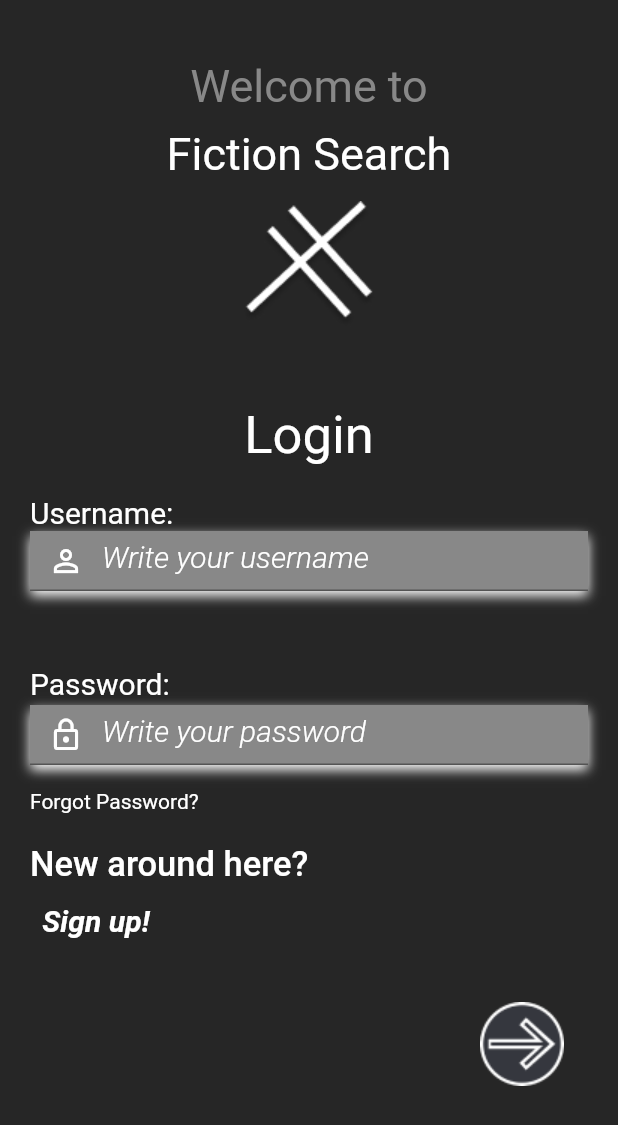
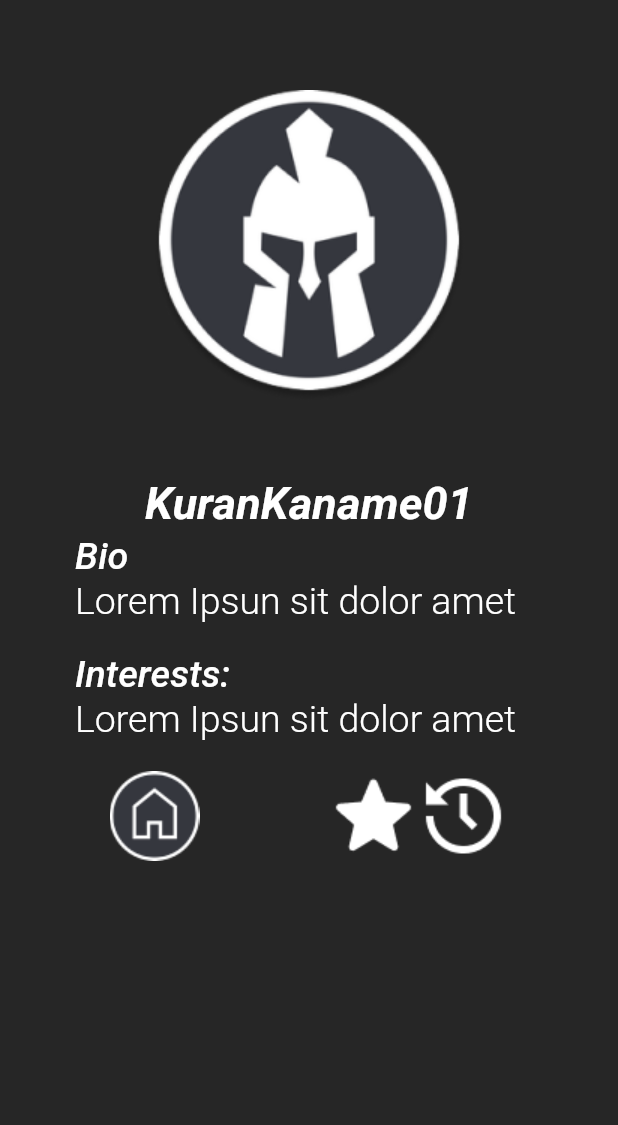
Before and after one commit to lordvlads77/fiction_search, a Flutter app: the screen it shows after launch, on a phone screen of 412 x 824 dp. Shown: the top 1125 px of the screen. Run offline on Flutter 3.47's test engine with Material 2 defaults, Android fonts, the phone set to English and light mode, and no system bars; our stand-ins replace hexcolor, shared_preferences.

Commit message:
Finished Profile ScreeN | Connected to their appropiate button

```diff
--- a/lib/login.dart
+++ b/lib/login.dart
@@ -3,9 +3,9 @@ import 'styles.dart';
 import 'package:flutter/services.dart';
 import 'package:hexcolor/hexcolor.dart';
 import 'package:shared_preferences/shared_preferences.dart';
-import 'welcome.dart';
 import 'signup.dart';
 import 'passwordrecovery.dart';
+import 'profile.dart';
 
 class Login extends StatefulWidget {
   const Login({Key? key}) : super(key: key);
@@ -39,7 +39,7 @@ class _LoginState extends State<Login> {
 
       Navigator.of(context).pushAndRemoveUntil(MaterialPageRoute(
           builder: (BuildContext context){
-            return Bienvenida();
+            return Profile();
           }
       ),
               (route) => false);
@@ -102,7 +102,7 @@ class _LoginState extends State<Login> {
         ));*/
         Navigator.of(context).pushAndRemoveUntil(MaterialPageRoute(
             builder: (BuildContext context){
-              return Bienvenida();
+              return Profile();
             }
         ),
                 (route) => false);
--- a/lib/main.dart
+++ b/lib/main.dart
@@ -3,6 +3,7 @@ import 'initScreen.dart';
 import 'login.dart';
 import 'signup.dart';
 import 'passwordrecovery.dart';
+import 'profile.dart';
 
  main (){
    runApp(MainFrame());
@@ -17,7 +18,7 @@ import 'passwordrecovery.dart';
        title: 'FictionSearch',
        debugShowCheckedModeBanner: false,
        theme: ThemeData(primarySwatch: Colors.grey),
-       home: Login(),
+       home: Profile(),
      );
    }
  }
--- /dev/null
+++ b/lib/profile.dart
@@ -0,0 +1,128 @@
+import 'dart:ui';
+
+import 'package:fiction_search/styles.dart';
+import 'package:flutter/material.dart';
+import 'package:flutter/services.dart';
+import 'package:hexcolor/hexcolor.dart';
+
+class Profile extends StatefulWidget {
+  const Profile({Key? key}) : super(key: key);
+
+  @override
+  State<Profile> createState() => _ProfileState();
+}
+
+class _ProfileState extends State<Profile> {
+  @override
+  Widget build(BuildContext context) {
+    SystemChrome.setSystemUIOverlayStyle(SystemUiOverlayStyle(
+      statusBarColor: Colors.transparent,
+    ));
+    return Scaffold(
+      body: Stack(
+        children: [
+          Container(
+            height: double.infinity,
+            width: double.infinity,
+            decoration: BoxDecoration(
+              color: HexColor("#262626")
+            ),
+          ),
+          Container(
+            height: double.infinity,
+            child: SingleChildScrollView(
+              physics: AlwaysScrollableScrollPhysics(),
+              padding: EdgeInsets.symmetric(
+                horizontal: 50,
+                vertical: 60,
+              ),
+              child: Column(
+                mainAxisAlignment: MainAxisAlignment.spaceEvenly,
+                children: [
+                  Image.asset('img/ProfilePicM.png'),
+                  SizedBox(
+                    height: 50,
+                  ),
+                  Column(
+                    mainAxisAlignment: MainAxisAlignment.center,
+                    children: [
+                      Text('KuranKaname01',
+                        style: boldItalic30,
+                        textAlign: TextAlign.center,
+                      ),
+                      SizedBox(
+                        height: 3,
+                      ),
+                      Container(
+                        alignment: Alignment.centerLeft,
+                        child: Text('Bio',
+                          style: mItalic25,
+                          textAlign: TextAlign.left,
+                        ),
+                      ),
+                      SizedBox(
+                        height: 1,
+                      ),
+                      Container(
+                        alignment: Alignment.centerLeft,
+                        child: Text('Lorem Ipsun sit dolor amet',
+                          style: light25,
+                        ),
+                      ),
+                      SizedBox(
+                        height: 20,
+                      ),
+                      Container(
+                        alignment: Alignment.centerLeft,
+                        child: Text('Interests:',
+                          style: mItalic25,
+                          textAlign: TextAlign.left,
+                        ),
+                      ),
+                      SizedBox(
+                        height: 1,
+                      ),
+                      Container(
+                        alignment: Alignment.centerLeft,
+                        child: Text('Lorem Ipsun sit dolor amet',
+                          style: light25,
+                        ),
+                      ),
+                      SizedBox(
+                        height: 20,
+                      ),
+                      Stack(
+                        children: [
+                          Row(
+                            mainAxisAlignment: MainAxisAlignment.spaceEvenly,
+                            children: [
+                              Image.asset('img/homeIconM.png'),
+                              /*Image.asset('img/Favorite_M.png'),
+                              Image.asset('img/Recent_M.png'),*/
+                              Container(
+                                padding: EdgeInsets.only(
+                                  left: 40,
+                                ),
+                              ),
+                              Row(
+                                mainAxisAlignment: MainAxisAlignment.spaceEvenly,
+                                children: [
+                                  Image.asset('img/Favorite_M.png'),
+                                  Image.asset('img/Recent_M.png'),
+                                ],
+                              )
+                            ],
+                          ),
+                        ],
+                      ),
+                    ],
+                  ),
+                ],
+              ),
+            ),
+          ),
+        ],
+      ),
+    );
+  }
+}
--- a/lib/styles.dart
+++ b/lib/styles.dart
@@ -104,3 +104,27 @@ final boldItalic20 = TextStyle(
   fontWeight: FontWeight.w700,
   fontSize: 20
 );
+
+final boldItalic30 = TextStyle(
+    color: HexColor("#FFFFFF"),
+    fontFamily: 'Roboto',
+    fontStyle: FontStyle.italic,
+    fontWeight: FontWeight.w700,
+    fontSize: 30
+);
+
+final mItalic25 = TextStyle(
+    fontFamily: 'Roboto',
+    color: HexColor("#FFFFFF"),
+    fontStyle: FontStyle.italic,
+    fontWeight: FontWeight.w500,
+    fontSize: 25
+);
+
+final light25 = TextStyle(
+  fontFamily: 'Roboto',
+  color: HexColor("#FFFFFF"),
+  fontStyle: FontStyle.normal,
+  fontWeight: FontWeight.w300,
+  fontSize: 25
+);
--- a/pubspec.yaml
+++ b/pubspec.yaml
@@ -84,6 +84,9 @@ flutter:
         - asset: fonts/Roboto-LightItalic.ttf
           style: italic
           weight: 300
+        - asset: fonts/Roboto-Light.ttf
+          style: normal
+          weight: 300
         - asset: fonts/Roboto-Regular.ttf
           style: normal
           weight: 400
```
Also changed, not shown: fonts/Roboto-Light.ttf (added), img/Favorite_M.png (added), img/ProfilePicM.png (added), img/Recent_M.png (added), img/T_11_home_.png (deleted), img/homeIconM.png (added).
